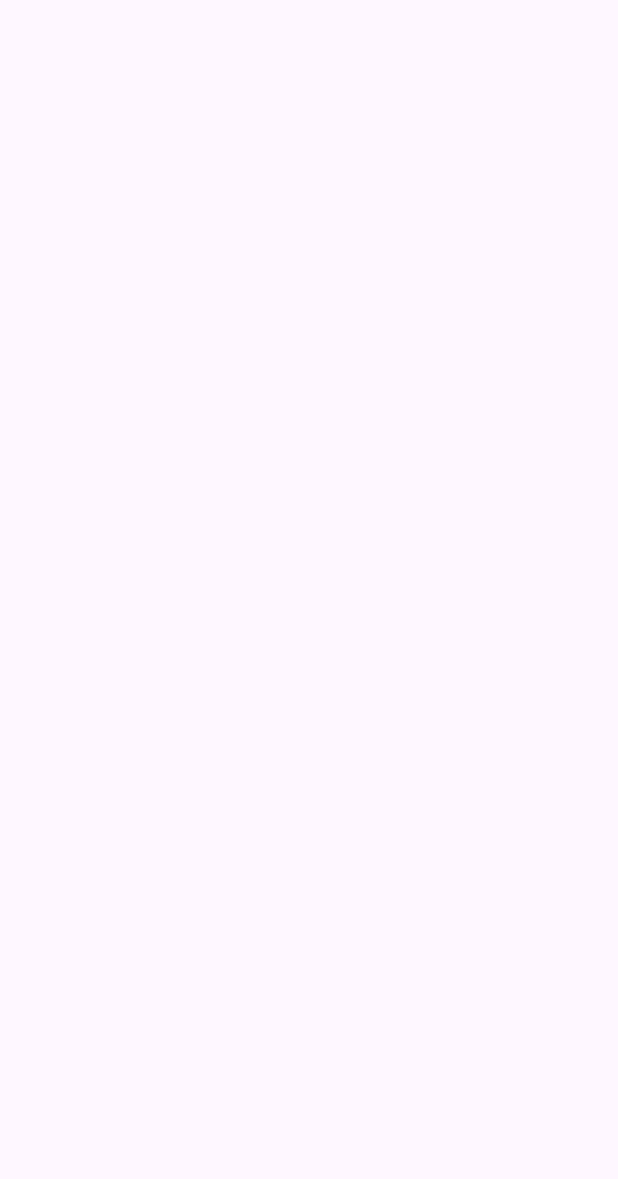
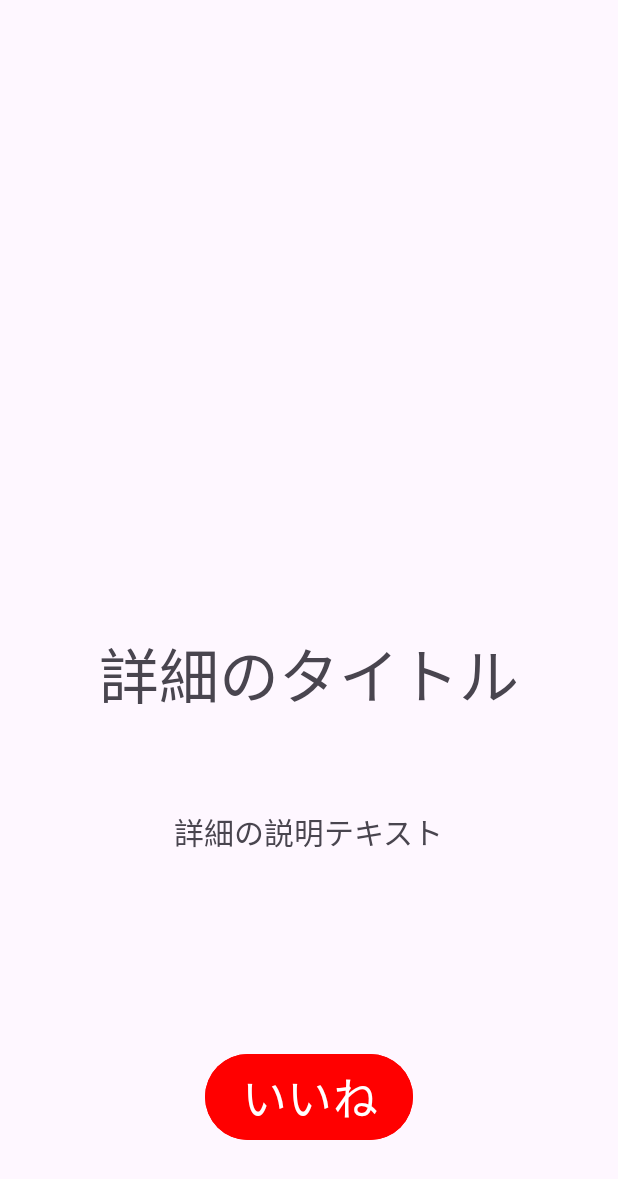
Before and after one commit to haldomae/kadai07_ia12, an Android app: the DetailActivity screen opened directly, with no data from a screen before it, on a phone screen of 412 x 824 dp. Before the commit the part shown is empty. Shown: the top 1179 px of the screen. Run offline under Robolectric (Android 15) with nearby library versions, the phone set to English and light mode, and no system bars.

Commit message:
詳細画面のレイアウトを作成

```diff
--- a/app/src/main/res/layout/activity_detail.xml
+++ b/app/src/main/res/layout/activity_detail.xml
@@ -7,4 +7,46 @@
     android:layout_height="match_parent"
     tools:context=".DetailActivity">
 
+    <ImageView
+        android:id="@+id/detail_image"
+        android:layout_width="match_parent"
+        android:layout_height="300dp"
+        app:layout_constraintStart_toStartOf="parent"
+        app:layout_constraintEnd_toEndOf="parent"
+        app:layout_constraintTop_toTopOf="parent"
+        app:layout_constraintBottom_toTopOf="@id/detail_title"/>
+    <TextView
+        android:id="@+id/detail_title"
+        android:layout_width="wrap_content"
+        android:layout_height="wrap_content"
+        android:text="@string/detail_title"
+        android:textSize="40sp"
+        app:layout_constraintStart_toStartOf="parent"
+        app:layout_constraintEnd_toEndOf="parent"
+        app:layout_constraintTop_toBottomOf="@id/detail_image"
+        app:layout_constraintBottom_toTopOf="@id/detail_text"/>
+
+    <TextView
+        android:id="@+id/detail_text"
+        android:layout_width="wrap_content"
+        android:layout_height="100dp"
+        android:text="@string/detail_text"
+        android:textSize="20sp"
+        app:layout_constraintStart_toStartOf="parent"
+        app:layout_constraintEnd_toEndOf="parent"
+        app:layout_constraintTop_toBottomOf="@id/detail_title"
+        app:layout_constraintBottom_toTopOf="@id/like_button"/>
+
+    <Button
+        android:id="@+id/like_button"
+        android:layout_width="wrap_content"
+        android:layout_height="wrap_content"
+        android:text="@string/like"
+        android:textSize="30sp"
+        android:backgroundTint="@color/red"
+        app:layout_constraintStart_toStartOf="parent"
+        app:layout_constraintEnd_toEndOf="parent"
+        app:layout_constraintBottom_toBottomOf="parent"
+        app:layout_constraintTop_toBottomOf="@id/detail_text"/>
+
 </androidx.constraintlayout.widget.ConstraintLayout>
--- a/app/src/main/res/values/colors.xml
+++ b/app/src/main/res/values/colors.xml
@@ -2,4 +2,5 @@
 <resources>
     <color name="black">#FF000000</color>
     <color name="white">#FFFFFFFF</color>
+    <color name="red">#ffff0000</color>
 </resources>
--- a/app/src/main/res/values/strings.xml
+++ b/app/src/main/res/values/strings.xml
@@ -1,3 +1,6 @@
 <resources>
     <string name="app_name">kadai07_ia13</string>
+    <string name="detail_title">詳細のタイトル</string>
+    <string name="detail_text">詳細の説明テキスト</string>
+    <string name="like">いいね</string>
 </resources>
```
